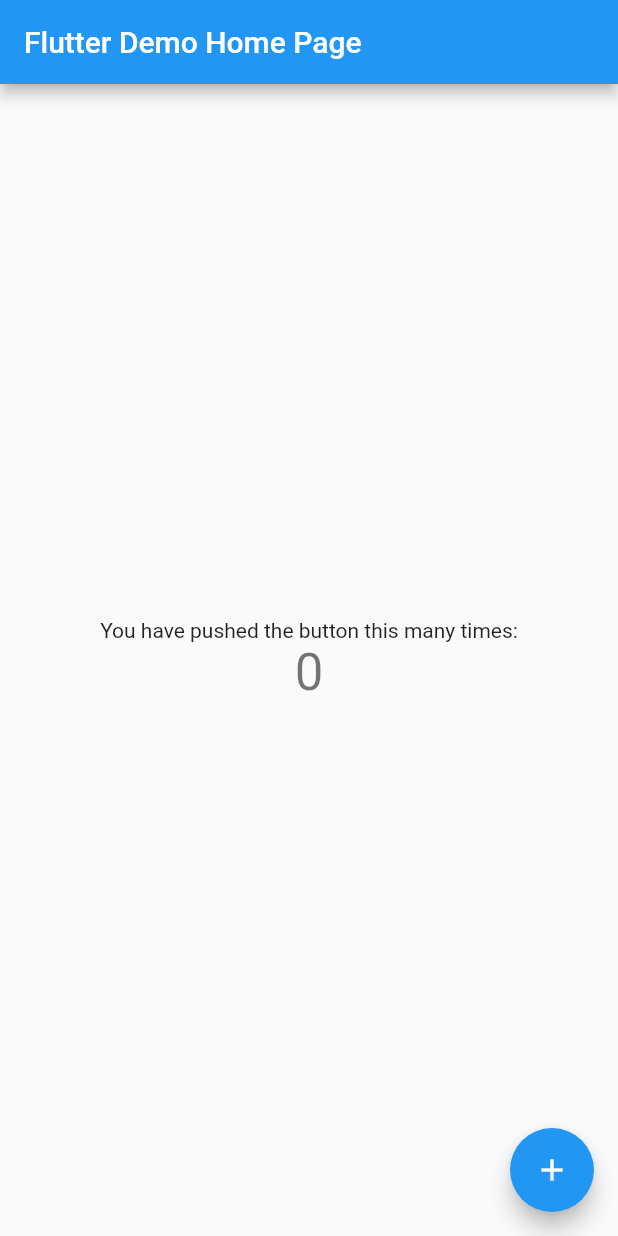
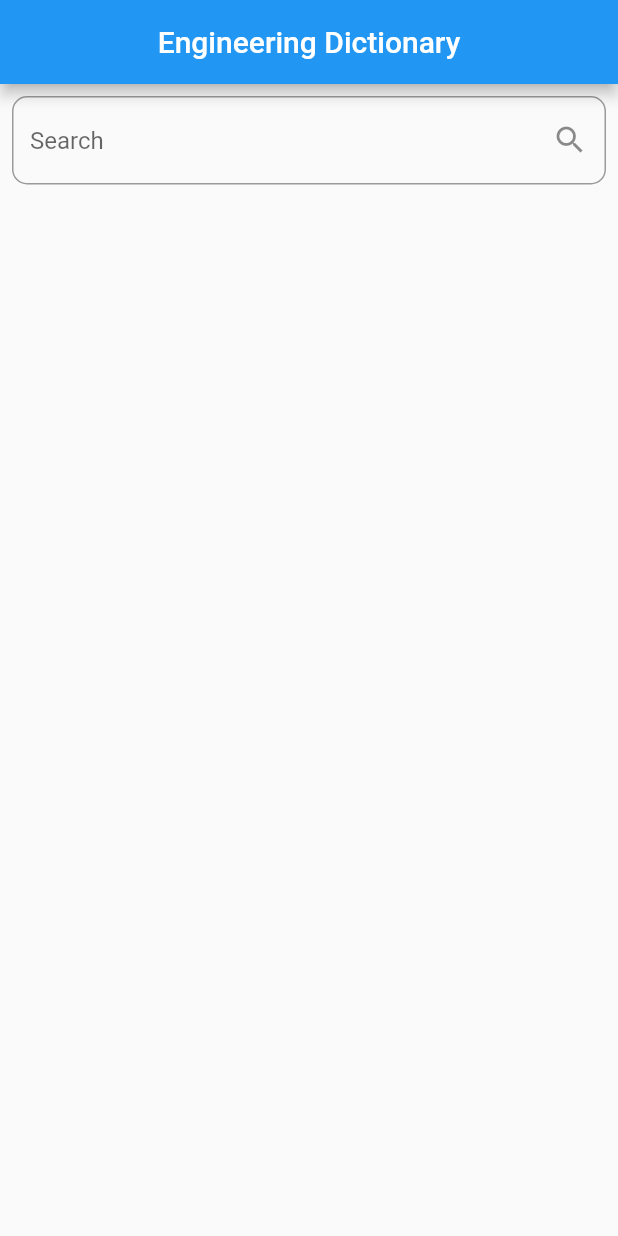
Before and after one commit to MyoMin-Latt/engineering_dictionary, a Flutter app: the screen it shows after launch, on a phone screen of 412 x 824 dp. Run offline on Flutter 3.47's test engine with Material 2 defaults, Android fonts, the phone set to English and light mode, and no system bars; our stand-ins replace drift; accounts and stored records are empty; generated files the repository leaves out were written again.

Commit message:
@17.9 Dictionary search UI

```diff
--- a/lib/database/dictionary_dao.dart
+++ b/lib/database/dictionary_dao.dart
@@ -12,4 +12,8 @@ class DictionaryDao extends DatabaseAccessor<DictionaryDatabase>
   Future<List<DictionaryTableData>> getAllWord() async {
     return await select(dictionaryTable).get();
   }
+
+  Future<List<DictionaryTableData>> searchWord(String words)async {
+    return await (select(dictionaryTable)..where((tbl) => tbl.eng.like('$words%'))).get();
+  }
 }
--- a/lib/main.dart
+++ b/lib/main.dart
@@ -5,9 +5,11 @@
 // @17.5 Create Database Class
 // @17.6 Dictionary Dao
 // @17.7 Connect Dictionary Database
+// @17.9 Dictionary search UI
 
 
 import 'package:a17_eng_dictionary/database/dictionary_database.dart';
+import 'package:a17_eng_dictionary/screen/home_screen.dart';
 import 'package:flutter/material.dart';
 
 import 'database/dictionary_dao.dart';
@@ -19,104 +21,10 @@ void main() {
 class MyApp extends StatelessWidget {
   const MyApp({Key? key}) : super(key: key);
 
-  // This widget is the root of your application.
   @override
   Widget build(BuildContext context) {
     return MaterialApp(
-      title: 'Flutter Demo',
-      theme: ThemeData(
-        // This is the theme of your application.
-        //
-        // Try running your application with "flutter run". You'll see the
-        // application has a blue toolbar. Then, without quitting the app, try
-        // changing the primarySwatch below to Colors.green and then invoke
-        // "hot reload" (press "r" in the console where you ran "flutter run",
-        // or simply save your changes to "hot reload" in a Flutter IDE).
-        // Notice that the counter didn't reset back to zero; the application
-        // is not restarted.
-        primarySwatch: Colors.blue,
-      ),
-      home: const MyHomePage(title: 'Flutter Demo Home Page'),
+      home: HomeScreen(),
     );
   }
 }
-
-class MyHomePage extends StatefulWidget {
-  const MyHomePage({Key? key, required this.title}) : super(key: key);
-
-  // This widget is the home page of your application. It is stateful, meaning
-  // that it has a State object (defined below) that contains fields that affect
-  // how it looks.
-
-  // This class is the configuration for the state. It holds the values (in this
-  // case the title) provided by the parent (in this case the App widget) and
-  // used by the build method of the State. Fields in a Widget subclass are
-  // always marked "final".
-
-  final String title;
-
-  @override
-  State<MyHomePage> createState() => _MyHomePageState();
-}
-
-class _MyHomePageState extends State<MyHomePage> {
-  int _counter = 0;
-
-  void _incrementCounter() {
-    DictionaryDatabase database = DictionaryDatabase();
-    DictionaryDao dictionaryDao = database.dictionaryDao;
-    dictionaryDao.getAllWord().then((value) => print(value));
-  }
-
-  @override
-  Widget build(BuildContext context) {
-    // This method is rerun every time setState is called, for instance as done
-    // by the _incrementCounter method above.
-    //
-    // The Flutter framework has been optimized to make rerunning build methods
-    // fast, so that you can just rebuild anything that needs updating rather
-    // than having to individually change instances of widgets.
-    return Scaffold(
-      appBar: AppBar(
-        // Here we take the value from the MyHomePage object that was created by
-        // the App.build method, and use it to set our appbar title.
-        title: Text(widget.title),
-      ),
-      body: Center(
-        // Center is a layout widget. It takes a single child and positions it
-        // in the middle of the parent.
-        child: Column(
-          // Column is also a layout widget. It takes a list of children and
-          // arranges them vertically. By default, it sizes itself to fit its
-          // children horizontally, and tries to be as tall as its parent.
-          //
-          // Invoke "debug painting" (press "p" in the console, choose the
-          // "Toggle Debug Paint" action from the Flutter Inspector in Android
-          // Studio, or the "Toggle Debug Paint" command in Visual Studio Code)
-          // to see the wireframe for each widget.
-          //
-          // Column has various properties to control how it sizes itself and
-          // how it positions its children. Here we use mainAxisAlignment to
-          // center the children vertically; the main axis here is the vertical
-          // axis because Columns are vertical (the cross axis would be
-          // horizontal).
-          mainAxisAlignment: MainAxisAlignment.center,
-          children: <Widget>[
-            const Text(
-              'You have pushed the button this many times:',
-            ),
-            Text(
-              '$_counter',
-              style: Theme.of(context).textTheme.headline4,
-            ),
-          ],
-        ),
-      ),
-      floatingActionButton: FloatingActionButton(
-        onPressed: _incrementCounter,
-        tooltip: 'Increment',
-        child: const Icon(Icons.add),
-      ), // This trailing comma makes auto-formatting nicer for build methods.
-    );
-  }
-}
--- /dev/null
+++ b/lib/screen/home_screen.dart
@@ -0,0 +1,67 @@
+import 'package:a17_eng_dictionary/database/dictionary_dao.dart';
+import 'package:a17_eng_dictionary/database/dictionary_database.dart';
+import 'package:a17_eng_dictionary/database/dictionary_table.dart';
+import 'package:flutter/material.dart';
+
+class HomeScreen extends StatefulWidget {
+  const HomeScreen({Key? key}) : super(key: key);
+
+  @override
+  State<HomeScreen> createState() => _HomeScreenState();
+}
+
+class _HomeScreenState extends State<HomeScreen> {
+  DictionaryDatabase database = DictionaryDatabase();
+  final _searchText = TextEditingController();
+  @override
+  Widget build(BuildContext context) {
+    return Scaffold(
+      appBar: AppBar(
+        centerTitle: true,
+        title: Text("Engineering Dictionary"),
+      ),
+      body: Column(
+        children: [
+          Padding(
+            padding: const EdgeInsets.all(8.0),
+            child: TextField(
+              controller: _searchText,
+              onChanged: (str) {
+                setState(() {});
+              },
+              decoration: InputDecoration(
+                  hintText: 'Search',
+                  suffixIcon: Icon(Icons.search),
+                  border: OutlineInputBorder(
+                      borderRadius: BorderRadius.circular(10))),
+            ),
+          ),
+          Expanded(
+            child: FutureBuilder<List<DictionaryTableData>>(
+                future: database.dictionaryDao.searchWord(_searchText.text),
+                builder: (context, snapshot) {
+                  if (snapshot.hasData) {
+                    return ListView.builder(
+                        itemCount: snapshot.data!.length,
+                        itemBuilder: (context, index) {
+                          return Padding(
+                            padding: const EdgeInsets.all(12.0),
+                            child: Text(snapshot.data![index].eng),
+                          );
+                        });
+                  } else if (snapshot.hasError) {
+                    return Center(
+                      child: Text('Error'),
+                    );
+                  } else {
+                    return Center(
+                      child: CircularProgressIndicator(),
+                    );
+                  }
+                }),
+          ),
+        ],
+      ),
+    );
+  }
+}
```
